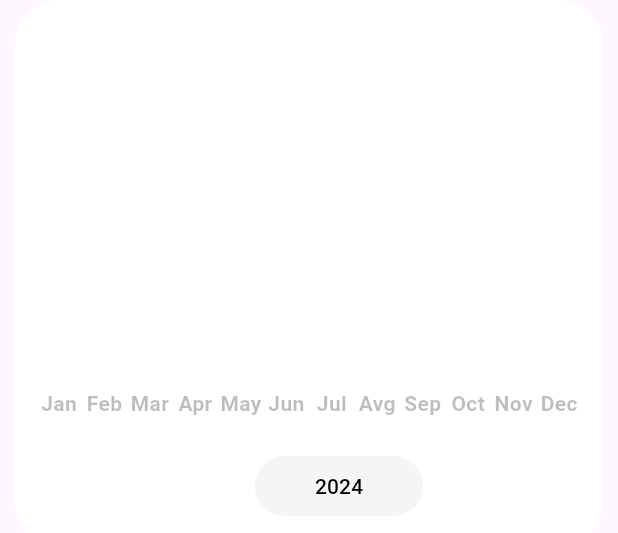
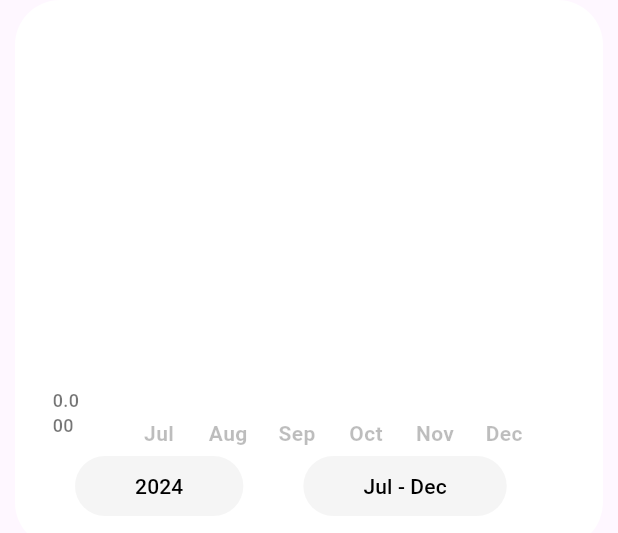
Before and after one commit to DusanCojic/PocketPal, a Flutter app: the MonthlyExpenseChart widget shown alone on an empty page, opened directly, on a phone screen of 412 x 824 dp. Shown: the top 533 px of the screen. Run offline on Flutter 3.47's test engine with Material 3 defaults, Android fonts, the light colour scheme and no system bars; drawn by our look-alikes of fl_chart; our stand-ins replace flutter_colorpicker, flutter_slidable, hive, hive_flutter, persistent_bottom_nav_bar; missing offline and left inert: flutter_iconpicker; accounts and stored records are empty; generated files the repository leaves out were written again.

Commit message:
feat: monthly expense chart redesign

```diff
--- a/lib/widgets/monthly_expense_chart.dart
+++ b/lib/widgets/monthly_expense_chart.dart
@@ -15,6 +15,7 @@ class MonthlyExpenseChart extends StatefulWidget {
 class _MonthlyExpenseChartState extends State<MonthlyExpenseChart>
     implements Subscriber {
   late int year;
+  late bool firstHalf;
 
   void handleSelectedYear(int newYear) {
     setState(() {
@@ -25,6 +26,7 @@ class _MonthlyExpenseChartState extends State<MonthlyExpenseChart>
   @override
   void initState() {
     year = DateTime.now().year;
+    firstHalf = (DateTime.now().month <= 6) ? true : false;
     ManagerService().service.getExpenseService().subscribe(this);
     super.initState();
   }
@@ -46,28 +48,40 @@ class _MonthlyExpenseChartState extends State<MonthlyExpenseChart>
             SizedBox(
               height: 300.0,
               child: Padding(
-                padding: const EdgeInsets.all(5.0),
-                child: Padding(
-                  padding: const EdgeInsets.symmetric(
-                    vertical: 15.0,
+                padding: const EdgeInsets.only(
+                  top: 25.0,
+                  left: 25.0,
+                  right: 25.0,
                 ),
                 child: FutureBuilder<List<BarChartGroupData>>(
-                    future: getBarGroups(this),
+                  future: getGroupData(this),
                   builder: (context, snapshot) {
                     return BarChart(
                       BarChartData(
-                          gridData: const FlGridData(show: false),
+                        gridData: FlGridData(
+                          show: true,
+                          drawVerticalLine: false,
+                          getDrawingHorizontalLine: (value) => const FlLine(
+                            strokeWidth: 0.5,
+                            color: Colors.black12,
+                          ),
+                        ),
                         borderData: FlBorderData(show: false),
                         titlesData: FlTitlesData(
                           bottomTitles: AxisTitles(
                             sideTitles: SideTitles(
                               showTitles: true,
                               reservedSize: 25.0,
-                                getTitlesWidget: getTitles,
+                              getTitlesWidget: getBottomTitles,
                             ),
                           ),
-                            leftTitles: const AxisTitles(
-                              sideTitles: SideTitles(showTitles: false),
+                          leftTitles: AxisTitles(
+                            sideTitles: SideTitles(
+                              showTitles: true,
+                              reservedSize: 30.0,
+                              getTitlesWidget: getLeftTitles,
+                              maxIncluded: false,
+                            ),
                           ),
                           topTitles: const AxisTitles(
                             sideTitles: SideTitles(showTitles: false),
@@ -83,7 +97,8 @@ class _MonthlyExpenseChartState extends State<MonthlyExpenseChart>
                 ),
               ),
             ),
-            ),
+            Row(
+              children: [
                 Padding(
                   padding: const EdgeInsets.only(left: 40.0),
                   child: ElevatedButton(
@@ -114,13 +129,68 @@ class _MonthlyExpenseChartState extends State<MonthlyExpenseChart>
                     ),
                   ),
                 ),
+                Padding(
+                  padding: const EdgeInsets.only(left: 40.0),
+                  child: ElevatedButton(
+                    onPressed: () {
+                      setState(() {
+                        firstHalf = !firstHalf;
+                      });
+                    },
+                    style: ElevatedButton.styleFrom(
+                      elevation: 0,
+                      padding: const EdgeInsets.symmetric(
+                        horizontal: 40.0,
+                        vertical: 10.0,
+                      ),
+                      backgroundColor: const Color.fromARGB(255, 245, 245, 245),
+                    ),
+                    child: Text(
+                      firstHalf ? "Jan - Jun" : "Jul - Dec",
+                      style: const TextStyle(
+                        color: Colors.black,
+                      ),
+                    ),
+                  ),
+                ),
+              ],
+            ),
           ],
         ),
       ),
     );
   }
 
-  Widget getTitles(double value, TitleMeta meta) {
+  Future<List<BarChartGroupData>> getGroupData(Subscriber? sub) async {
+    List<double> data = await ManagerService()
+        .service
+        .getExpenseService()
+        .totalMonthlyExpenses(year, sub);
+
+    List<BarChartGroupData> result = [];
+
+    int loopEnd = firstHalf ? 6 : 12;
+    for (int index = firstHalf ? 0 : 6; index < loopEnd; index++) {
+      result.add(
+        BarChartGroupData(
+          x: index,
+          barRods: [
+            BarChartRodData(
+              toY: double.parse(
+                data[index].toStringAsFixed(2),
+              ),
+              width: 10.0,
+              color: Colors.lightBlue.withOpacity(0.8),
+            ),
+          ],
+        ),
+      );
+    }
+
+    return result;
+  }
+
+  Widget getBottomTitles(double value, TitleMeta meta) {
     const style = TextStyle(
       color: Colors.black26,
       fontWeight: FontWeight.bold,
@@ -150,7 +220,7 @@ class _MonthlyExpenseChartState extends State<MonthlyExpenseChart>
         text = 'Jul';
         break;
       case 7:
-        text = 'Avg';
+        text = 'Aug';
         break;
       case 8:
         text = 'Sep';
@@ -175,32 +245,18 @@ class _MonthlyExpenseChartState extends State<MonthlyExpenseChart>
     );
   }
 
-  Future<List<BarChartGroupData>> getBarGroups(Subscriber? sub) async {
-    List<double> data = await ManagerService()
-        .service
-        .getExpenseService()
-        .totalMonthlyExpenses(year, sub);
-
-    List<BarChartGroupData> result = [];
-
-    for (int i = 0; i < 12; i++) {
-      result.add(
-        BarChartGroupData(
-          x: i,
-          barRods: [
-            BarChartRodData(
-              toY: double.parse(
-                data[i].toStringAsFixed(2),
+  Widget getLeftTitles(double value, TitleMeta meta) {
+    return SideTitleWidget(
+      axisSide: meta.axisSide,
+      child: Text(
+        meta.formattedValue,
+        style: const TextStyle(
+          fontSize: 12.0,
+          fontWeight: FontWeight.w500,
+          color: Colors.black54,
         ),
-              width: 12.0,
-              color: Colors.lightBlue.withOpacity(0.8),
-            ),
-          ],
       ),
     );
-    }
-
-    return result;
   }
 
   @override
```
Lines whose indentation alone changed are shown as unchanged.
